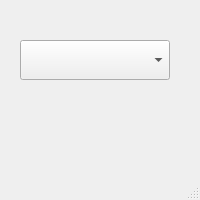
This is cchangeclasswindow.ui in QJustice/RandomCallPlus as Qt 5 draws it before an edit. The edited form follows.
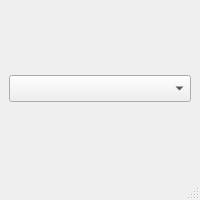
This is the edited form.

What changed in the file:
```diff
--- a/cchangeclasswindow.ui
+++ b/cchangeclasswindow.ui
@@ -14,21 +14,17 @@
    <string>MainWindow</string>
   </property>
   <widget class="QWidget" name="centralwidget">
+   <layout class="QVBoxLayout" name="verticalLayout">
+    <item>
    <widget class="QComboBox" name="comboBox">
-    <property name="geometry">
-     <rect>
-      <x>20</x>
-      <y>40</y>
-      <width>150</width>
-      <height>40</height>
-     </rect>
-    </property>
     <property name="font">
      <font>
       <pointsize>12</pointsize>
      </font>
     </property>
    </widget>
+    </item>
+   </layout>
   </widget>
   <widget class="QMenuBar" name="menubar">
    <property name="geometry">
```
Left out of the diff: 2 changed lines with no effect on the pictures. Lines whose indentation alone changed are shown as unchanged.
